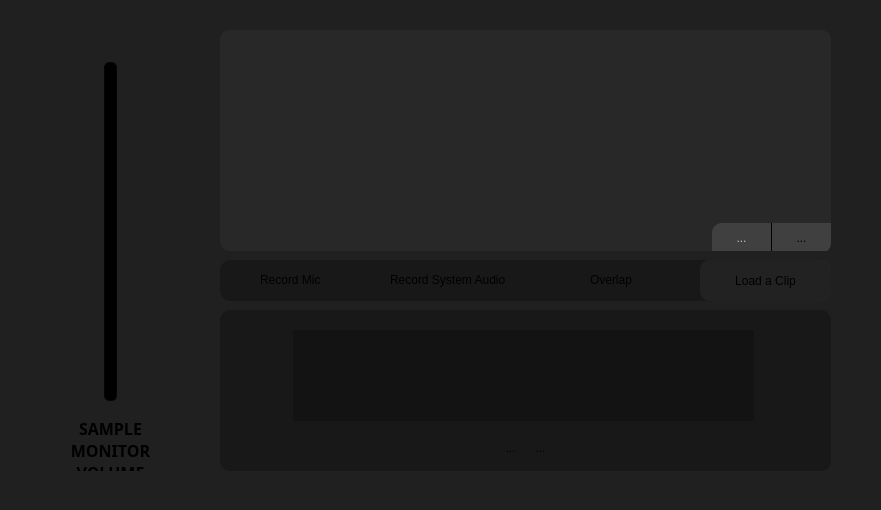
Above: qtui/soundboardmenu.ui from andre-tm-hui/ReVox before the change. Below: the same form after it.
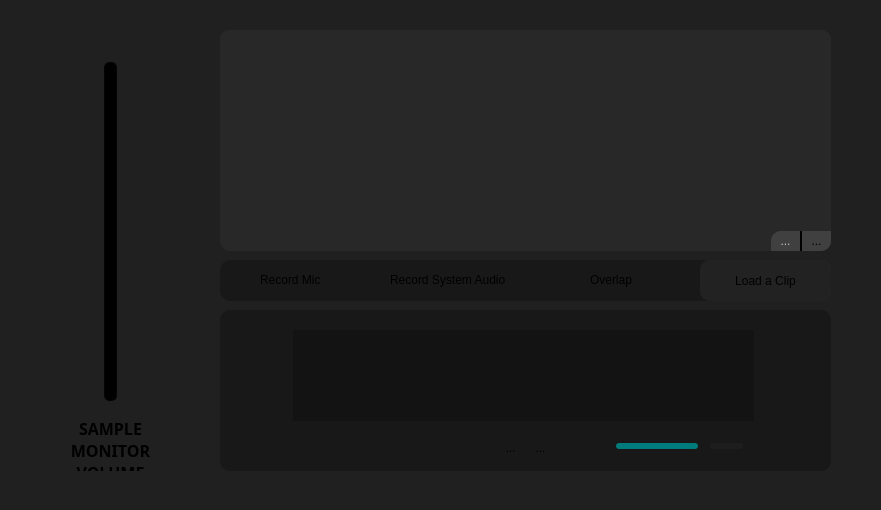
That is the form after the change. Icons and pictures are not drawn.

Commit message: added soundbyte volume adjust, cancel/unbinding of hotkeys, UI changes for more clarity, minor bugfixes

What changed in the file:
```diff
--- a/qtui/soundboardmenu.ui
+++ b/qtui/soundboardmenu.ui
@@ -208,10 +208,10 @@
     </property>
     <property name="geometry">
      <rect>
-      <x>492</x>
-      <y>193</y>
-      <width>60</width>
-      <height>30</height>
+      <x>551</x>
+      <y>201</y>
+      <width>30</width>
+      <height>20</height>
      </rect>
     </property>
     <property name="toolTip">
@@ -243,7 +243,7 @@
     </property>
     <property name="iconSize">
      <size>
-      <width>20</width>
+      <width>15</width>
       <height>30</height>
      </size>
     </property>
@@ -251,10 +251,10 @@
    <widget class="QToolButton" name="add">
     <property name="geometry">
      <rect>
-      <x>551</x>
-      <y>193</y>
-      <width>60</width>
-      <height>30</height>
+      <x>581</x>
+      <y>201</y>
+      <width>30</width>
+      <height>20</height>
      </rect>
     </property>
     <property name="toolTip">
@@ -285,7 +285,7 @@
     </property>
     <property name="iconSize">
      <size>
-      <width>20</width>
+      <width>15</width>
       <height>30</height>
      </size>
     </property>
@@ -603,6 +603,49 @@
      </size>
     </property>
    </widget>
+   <widget class="QSlider" name="volume">
+    <property name="geometry">
+     <rect>
+      <x>389</x>
+      <y>126</y>
+      <width>141</width>
+      <height>21</height>
+     </rect>
+    </property>
+    <property name="styleSheet">
+     <string notr="true">QSlider::handle:horizontal {
+image: url(:/icons/volumeHandle.png);
+background: transparent;
+border: 0px;
+}
+
+QSlider::groove:horizontal {
+    border: 1px solid transparent;
+    height: 16px; 
+}
+
+QSlider::sub-page:horizontal {
+background: #00CCCC;
+border-radius: 3px;
+margin: 6px;
+}
+
+QSlider::add-page:horizontal {
+background: #303030;
+border-radius: 3px;
+margin: 6px;
+}</string>
+    </property>
+    <property name="maximum">
+     <number>150</number>
+    </property>
+    <property name="value">
+     <number>100</number>
+    </property>
+    <property name="orientation">
+     <enum>Qt::Horizontal</enum>
+    </property>
+   </widget>
   </widget>
   <widget class="QWidget" name="overlaySettings" native="true">
    <property name="geometry">
```
Left out of the diff: 2 changed lines with no effect on the pictures. The commit also changes 44 other files.
